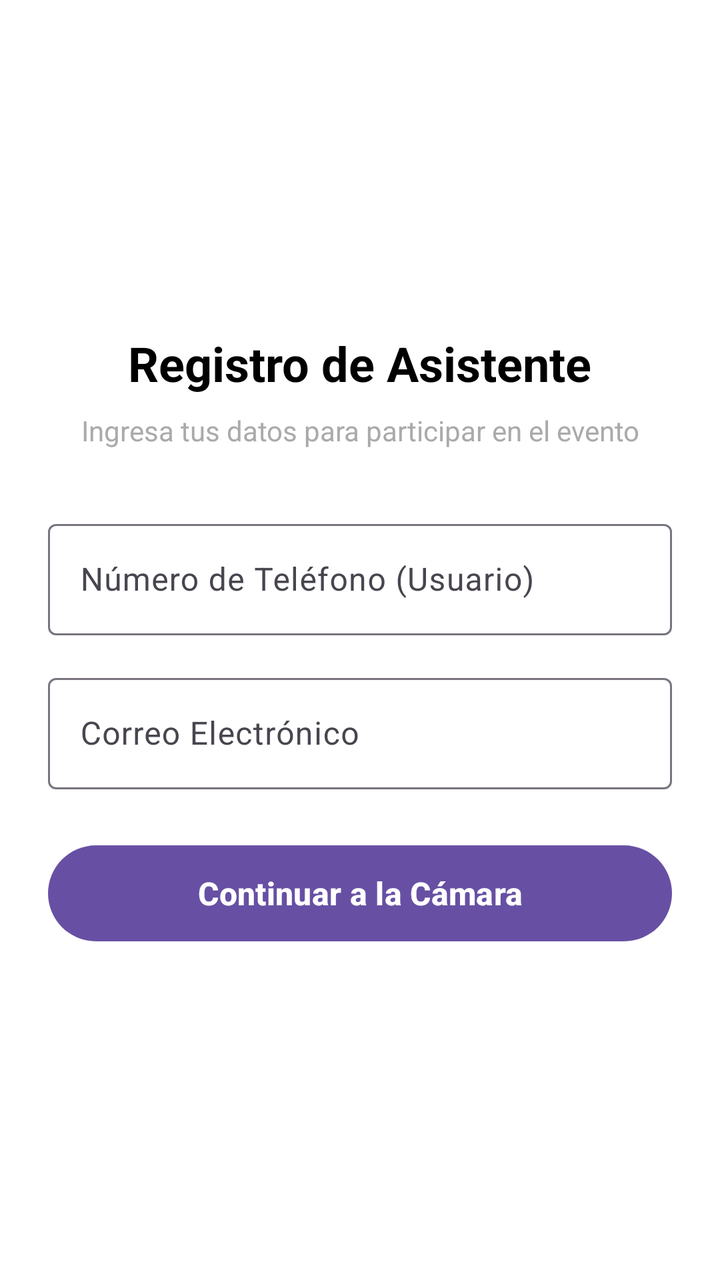
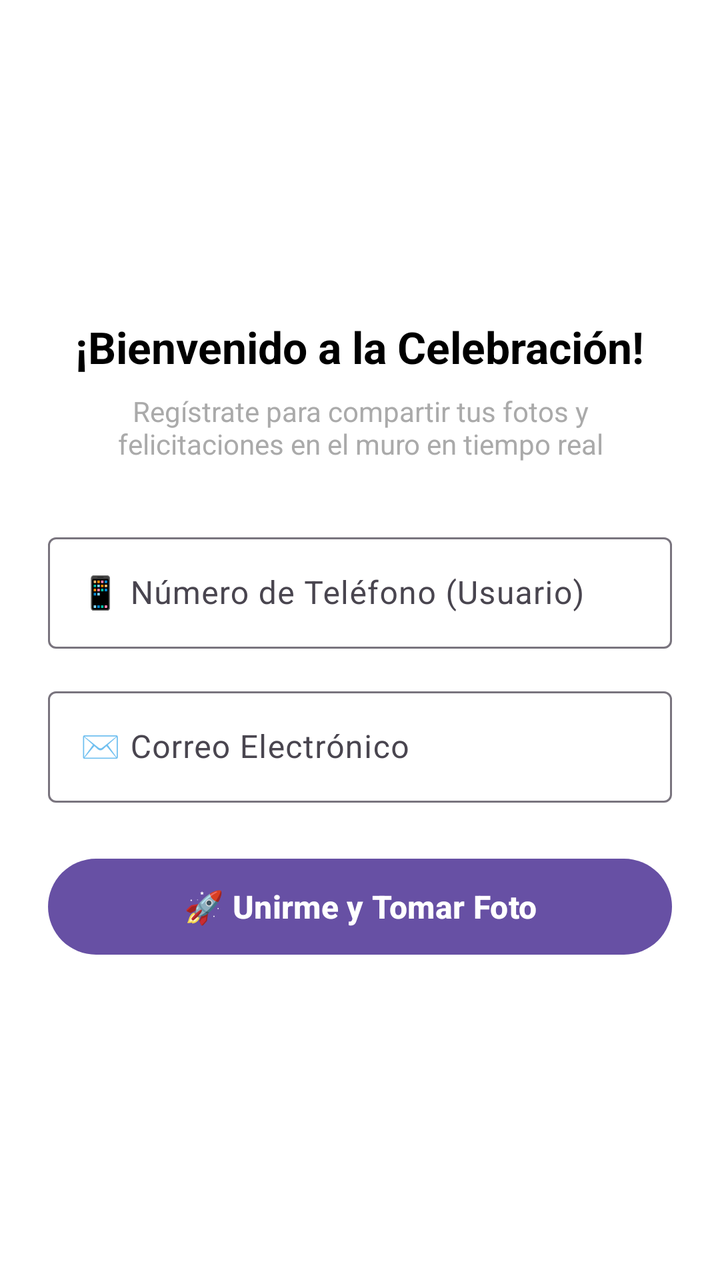

Before-and-after screenshots of an Android layout around one commit, followed by the original layout XML and the change that was made.
<!-- AndroidManifest.xml: application theme Theme.AppCollageFotos -->
<!-- res/layout/fragment_login.xml -->
<?xml version="1.0" encoding="utf-8"?>
<LinearLayout xmlns:android="http://schemas.android.com/apk/res/android"
    android:layout_width="match_parent"
    android:layout_height="match_parent"
    android:orientation="vertical"
    android:gravity="center"
    android:padding="24dp"
    android:background="@android:color/white">

    <TextView
        android:id="@+id/tvTitle"
        android:layout_width="wrap_content"
        android:layout_height="wrap_content"
        android:text="Registro de Asistente"
        android:textSize="24sp"
        android:textStyle="bold"
        android:textColor="@android:color/black"
        android:layout_marginBottom="8dp" />

    <TextView
        android:id="@+id/tvSubtitle"
        android:layout_width="wrap_content"
        android:layout_height="wrap_content"
        android:text="Ingresa tus datos para participar en el evento"
        android:textSize="14sp"
        android:textColor="@android:color/darker_gray"
        android:layout_marginBottom="32dp"
        android:textAlignment="center" />

    <com.google.android.material.textfield.TextInputLayout
        android:layout_width="match_parent"
        android:layout_height="wrap_content"
        android:hint="Número de Teléfono (Usuario)"
        android:layout_marginBottom="16dp">

        <com.google.android.material.textfield.TextInputEditText
            android:id="@+id/etPhoneNumber"
            android:layout_width="match_parent"
            android:layout_height="wrap_content"
            android:inputType="phone"
            android:maxLines="1" />
    </com.google.android.material.textfield.TextInputLayout>

    <com.google.android.material.textfield.TextInputLayout
        android:layout_width="match_parent"
        android:layout_height="wrap_content"
        android:hint="Correo Electrónico"
        android:layout_marginBottom="24dp">

        <com.google.android.material.textfield.TextInputEditText
            android:id="@+id/etEmail"
            android:layout_width="match_parent"
            android:layout_height="wrap_content"
            android:inputType="textEmailAddress"
            android:maxLines="1" />
    </com.google.android.material.textfield.TextInputLayout>

    <TextView
        android:id="@+id/tvLoginError"
        android:layout_width="match_parent"
        android:layout_height="wrap_content"
        android:textColor="@android:color/holo_red_dark"
        android:textSize="14sp"
        android:visibility="gone"
        android:layout_marginBottom="16dp"
        android:textAlignment="center" />

    <ProgressBar
        android:id="@+id/progressBarLogin"
        android:layout_width="wrap_content"
        android:layout_height="wrap_content"
        android:visibility="gone"
        android:layout_marginBottom="16dp" />

    <Button
        android:id="@+id/btnRegister"
        android:layout_width="match_parent"
        android:layout_height="56dp"
        android:text="Continuar a la Cámara"
        android:textSize="16sp"
        android:textStyle="bold" />

</LinearLayout>
<!-- resources referenced by this layout -->
<resources>
  <style name="Theme.AppCollageFotos" parent="Base.Theme.AppCollageFotos" />
  <style name="Base.Theme.AppCollageFotos" parent="Theme.Material3.DayNight.NoActionBar">
          
          
      </style>
</resources>

<!-- the commit's change to res/layout/fragment_login.xml (unified diff, before → after) -->
@@ -11,8 +11,8 @@
         android:id="@+id/tvTitle"
         android:layout_width="wrap_content"
         android:layout_height="wrap_content"
-        android:text="Registro de Asistente"
-        android:textSize="24sp"
+        android:text="@string/login_title"
+        android:textSize="22sp"
         android:textStyle="bold"
         android:textColor="@android:color/black"
         android:layout_marginBottom="8dp" />
@@ -21,7 +21,7 @@
         android:id="@+id/tvSubtitle"
         android:layout_width="wrap_content"
         android:layout_height="wrap_content"
-        android:text="Ingresa tus datos para participar en el evento"
+        android:text="@string/login_subtitle"
         android:textSize="14sp"
         android:textColor="@android:color/darker_gray"
         android:layout_marginBottom="32dp"
@@ -30,7 +30,7 @@
     <com.google.android.material.textfield.TextInputLayout
         android:layout_width="match_parent"
         android:layout_height="wrap_content"
-        android:hint="Número de Teléfono (Usuario)"
+        android:hint="@string/login_phone_hint"
         android:layout_marginBottom="16dp">
 
         <com.google.android.material.textfield.TextInputEditText
@@ -44,7 +44,7 @@
     <com.google.android.material.textfield.TextInputLayout
         android:layout_width="match_parent"
         android:layout_height="wrap_content"
-        android:hint="Correo Electrónico"
+        android:hint="@string/login_email_hint"
         android:layout_marginBottom="24dp">
 
         <com.google.android.material.textfield.TextInputEditText
@@ -76,7 +76,7 @@
         android:id="@+id/btnRegister"
         android:layout_width="match_parent"
         android:layout_height="56dp"
-        android:text="Continuar a la Cámara"
+        android:text="@string/login_button"
         android:textSize="16sp"
         android:textStyle="bold" />
 
<!-- resource entries referenced after the edit -->
@@ -1,5 +1,10 @@
 <!-- resources referenced by this layout -->
 <resources>
+  <string name="login_button">🚀 Unirme y Tomar Foto</string>
+  <string name="login_email_hint">✉️ Correo Electrónico</string>
+  <string name="login_phone_hint">📱 Número de Teléfono (Usuario)</string>
+  <string name="login_subtitle">Regístrate para compartir tus fotos y felicitaciones en el muro en tiempo real</string>
+  <string name="login_title">¡Bienvenido a la Celebración!</string>
   <style name="Theme.AppCollageFotos" parent="Base.Theme.AppCollageFotos" />
   <style name="Base.Theme.AppCollageFotos" parent="Theme.Material3.DayNight.NoActionBar">
           
